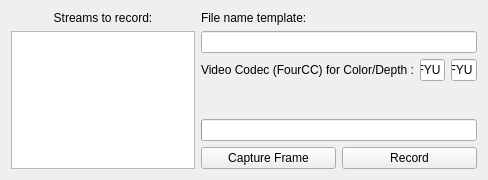
jonatanfm/tfg, file src/WidgetRecorder.ui: the form before one commit.
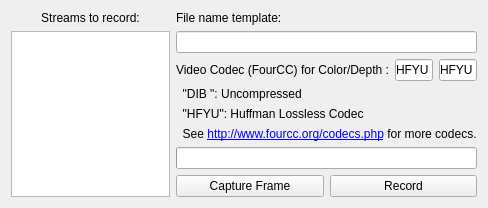
The form after the commit.

The edit to the form file:
```diff
--- a/src/WidgetRecorder.ui
+++ b/src/WidgetRecorder.ui
@@ -116,6 +116,33 @@
        </item>
       </layout>
      </item>
+     <item>
+      <widget class="QLabel" name="lblCodecs1">
+       <property name="text">
+        <string>  "DIB ": Uncompressed</string>
+       </property>
+      </widget>
+     </item>
+     <item>
+      <widget class="QLabel" name="lblCodecs2">
+       <property name="text">
+        <string>  "HFYU": Huffman Lossless Codec</string>
+       </property>
+      </widget>
+     </item>
+     <item>
+      <widget class="QLabel" name="lblCodecsMore">
+       <property name="text">
+        <string>&#160;&#160;See &lt;a href="http://www.fourcc.org/codecs.php"&gt;http://www.fourcc.org/codecs.php&lt;/a&gt; for more codecs.</string>
+       </property>
+       <property name="textFormat">
+        <set>Qt::RichText</set>
+       </property>
+       <property name="textInteractionFlags">
+        <set>Qt::TextBrowserInteraction</set>
+       </property>
+      </widget>
+     </item>
      <item>
       <spacer name="verticalSpacer">
        <property name="orientation">
```
